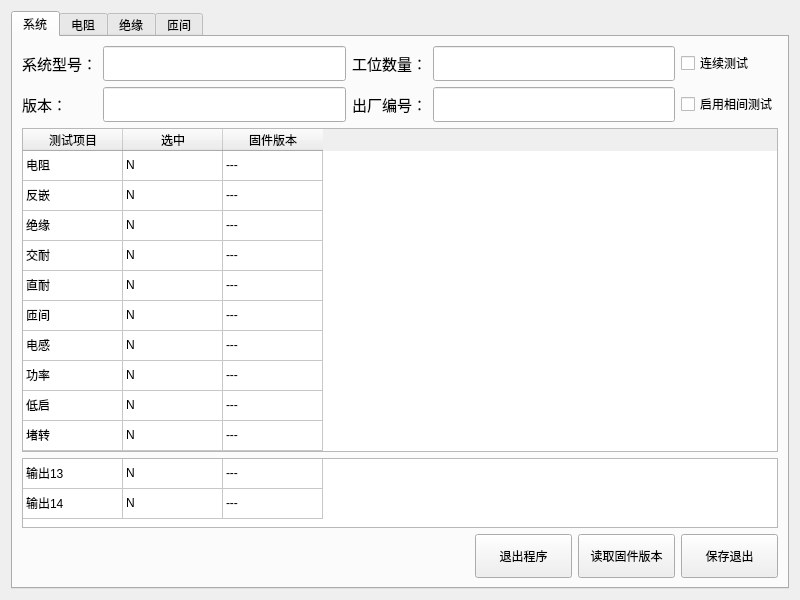
This is WinBack.ui in bloglink/aip-tester as Qt 5 draws it before an edit. The edited form follows.
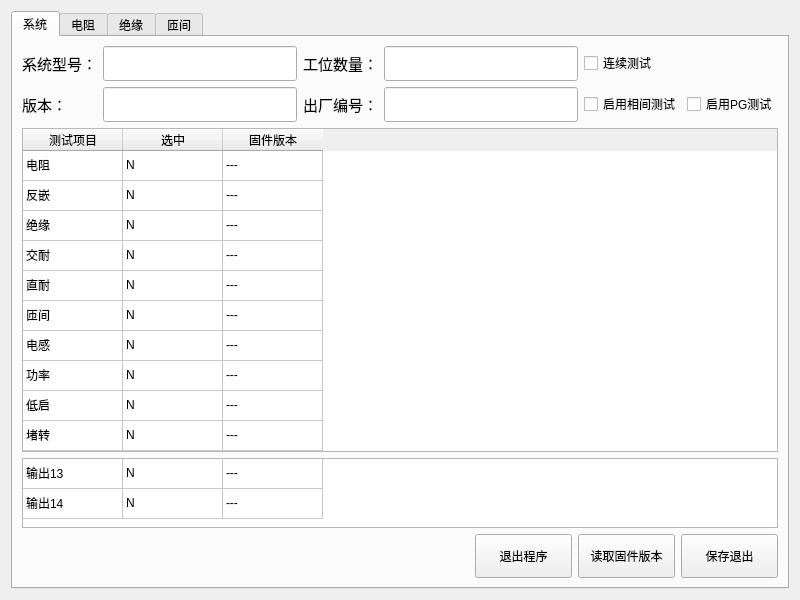
This is the edited form.

Commit message: 新增:(功能)后台模块加入PG测试选择

Patch:
```diff
--- a/WinBack.ui
+++ b/WinBack.ui
@@ -174,6 +174,13 @@
             </property>
            </widget>
           </item>
+          <item row="1" column="5">
+           <widget class="QCheckBox" name="EnablePG">
+            <property name="text">
+             <string>启用PG测试</string>
+            </property>
+           </widget>
+          </item>
          </layout>
         </widget>
        </item>
```
The commit also changes 1 other file.
